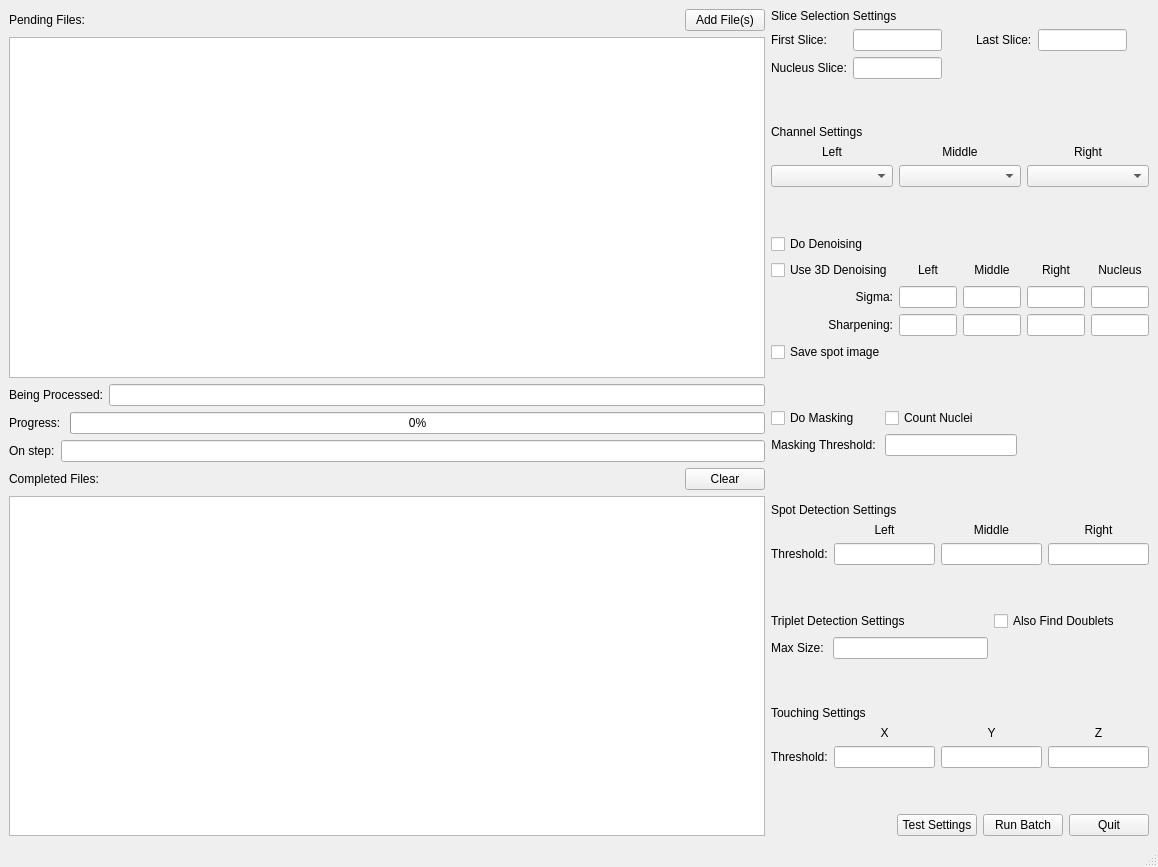
Before: the Qt Designer form findSpotsTool.ui in StathopoulosLab/find_spots, drawn with Qt 5.
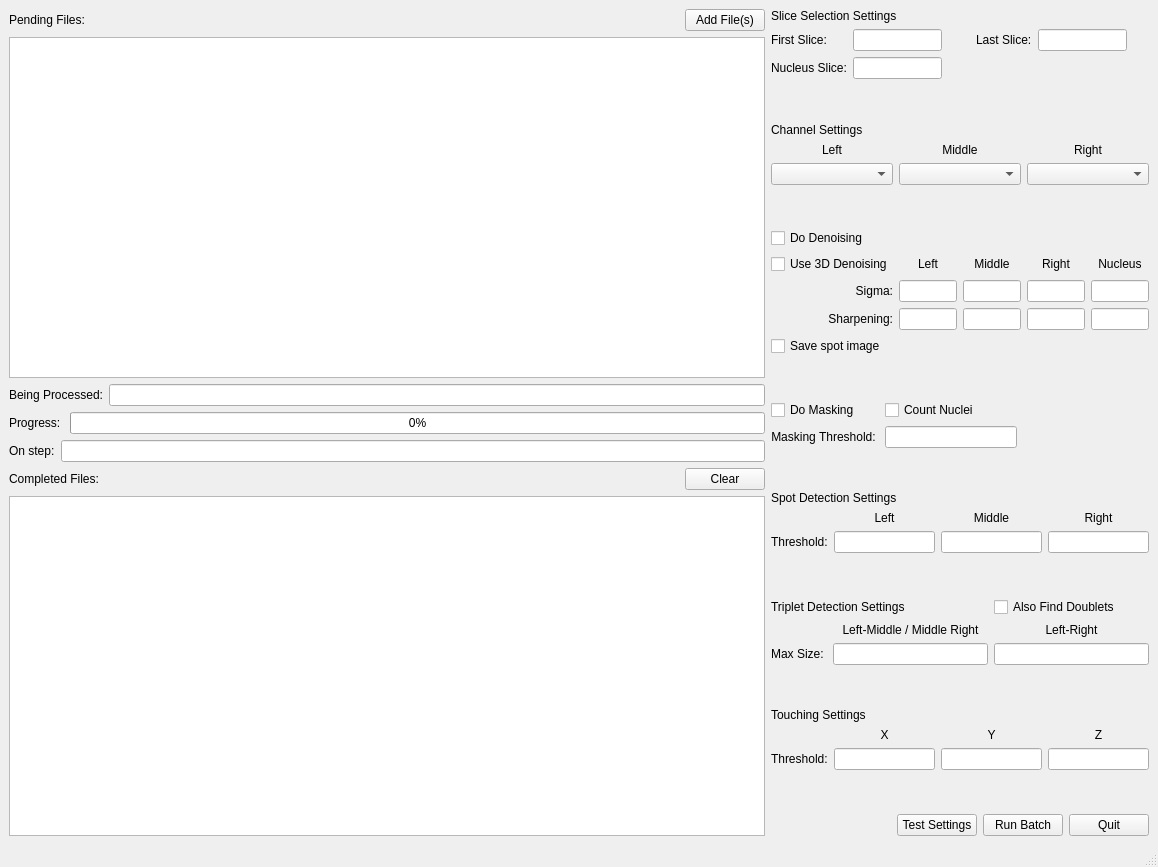
After: the same form once the commit is applied.

Commit message: Add new UI element and code to filter out triplets based on left-right distance

Diff of the .ui file:
```diff
--- a/findSpotsTool.ui
+++ b/findSpotsTool.ui
@@ -595,21 +595,18 @@
        </spacer>
       </item>
       <item>
-       <layout class="QGridLayout" name="tripletSettingsGridLayout" rowstretch="0,0,0" columnstretch="0,0,0">
-        <item row="2" column="2">
-         <spacer name="tripletMaxSizeHorizontalSpacer">
-          <property name="orientation">
-           <enum>Qt::Horizontal</enum>
+       <layout class="QGridLayout" name="tripletSettingsGridLayout" rowstretch="0,0,0,0" columnstretch="0,0,0,0">
+        <item row="2" column="1">
+         <widget class="QLabel" name="tripletLMMRMaxSizeLabel">
+          <property name="text">
+           <string>Left-Middle / Middle Right</string>
           </property>
-          <property name="sizeHint" stdset="0">
-           <size>
-            <width>40</width>
-            <height>20</height>
-           </size>
+          <property name="alignment">
+           <set>Qt::AlignCenter</set>
           </property>
-         </spacer>
+         </widget>
         </item>
-        <item row="2" column="0">
+        <item row="3" column="0">
          <widget class="QLabel" name="tripletMaxSizeLabel">
           <property name="text">
            <string>Max Size: </string>
@@ -619,8 +616,18 @@
           </property>
          </widget>
         </item>
-        <item row="2" column="1">
-         <widget class="QLineEdit" name="tripletMaxSizeLineEdit">
+        <item row="2" column="3">
+         <widget class="QLabel" name="tripletLRMaxSizeLabel">
+          <property name="text">
+           <string>Left-Right</string>
+          </property>
+          <property name="alignment">
+           <set>Qt::AlignCenter</set>
+          </property>
+         </widget>
+        </item>
+        <item row="3" column="1">
+         <widget class="QLineEdit" name="tripletLMMRMaxSizeLineEdit">
           <property name="alignment">
            <set>Qt::AlignCenter</set>
           </property>
@@ -633,13 +640,20 @@
           </property>
          </widget>
         </item>
-        <item row="1" column="2">
+        <item row="1" column="3">
          <widget class="QCheckBox" name="findDoubletsCheckBox">
           <property name="text">
            <string>Also Find Doublets</string>
           </property>
          </widget>
         </item>
+        <item row="3" column="3">
+         <widget class="QLineEdit" name="tripletLRMaxSizeLineEdit">
+          <property name="alignment">
+           <set>Qt::AlignCenter</set>
+          </property>
+         </widget>
+        </item>
        </layout>
       </item>
       <item>
```
The commit also changes 5 other files.
